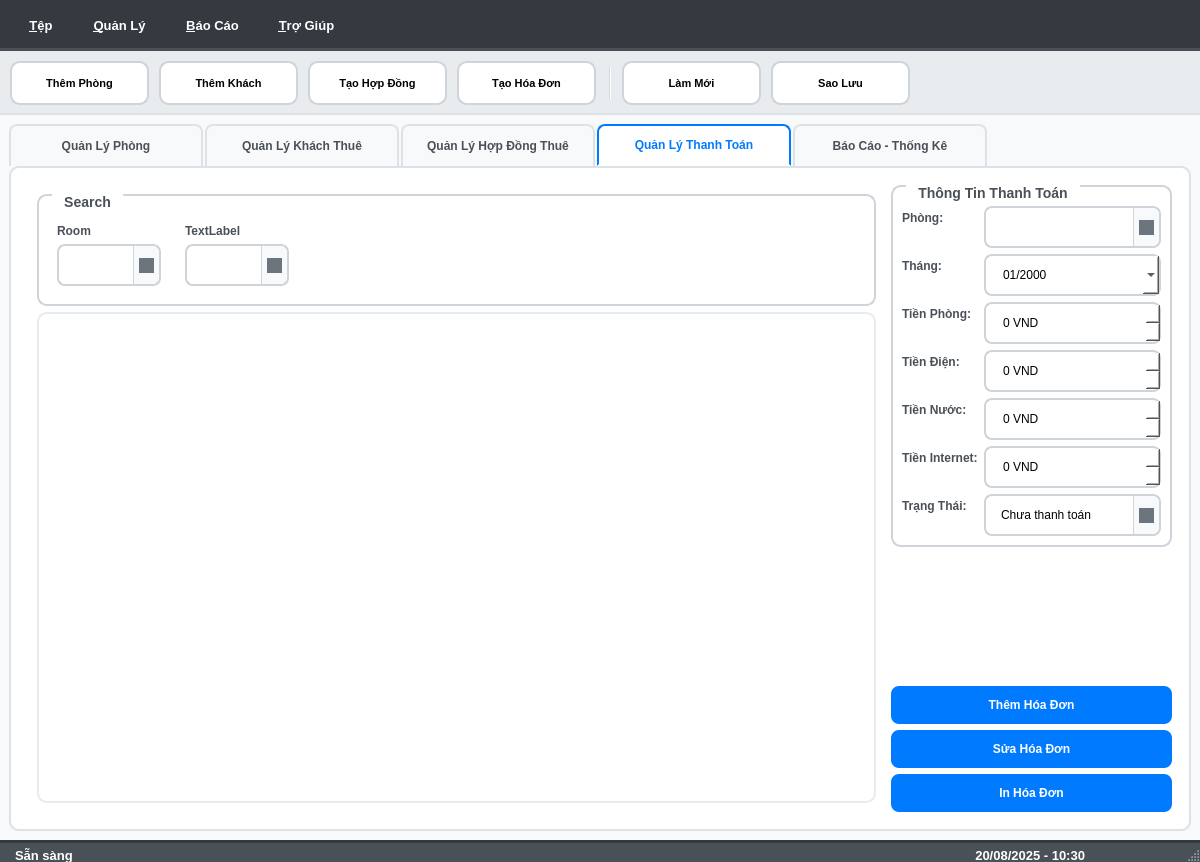
Old version of the form ui/design/admin_main.ui in the repository huymatthew/PBL02.
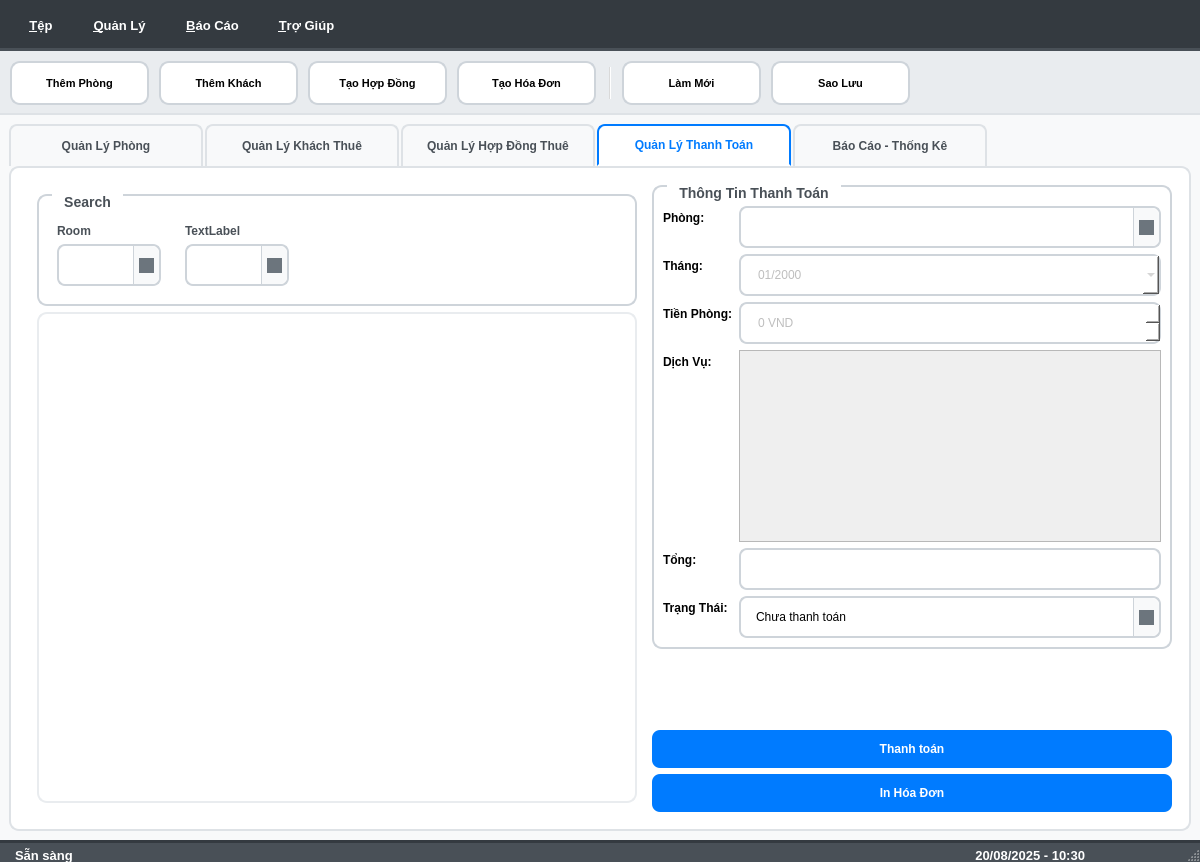
New version of the form. The open tabs and pages were chosen to show the change. Icons and pictures are not drawn.

Commit message: fix: Bill Display Format

What changed in the file:
```diff
--- a/ui/design/admin_main.ui
+++ b/ui/design/admin_main.ui
@@ -1014,6 +1014,9 @@
          <layout class="QVBoxLayout" name="paymentControlsLayout">
           <item>
            <widget class="QGroupBox" name="paymentInfoGroup">
+            <property name="enabled">
+             <bool>false</bool>
+            </property>
             <property name="title">
              <string>Thông Tin Thanh Toán</string>
             </property>
@@ -1069,82 +1072,20 @@
               </widget>
              </item>
              <item row="3" column="0">
-              <widget class="QLabel" name="electricBillLabel">
-               <property name="text">
-                <string>Tiền Điện:</string>
-               </property>
-              </widget>
-             </item>
-             <item row="3" column="1">
-              <widget class="QDoubleSpinBox" name="electricBillSpinBox">
-               <property name="suffix">
-                <string> VND</string>
-               </property>
-               <property name="decimals">
-                <number>0</number>
-               </property>
-               <property name="maximum">
-                <double>99999999.000000000000000</double>
-               </property>
-               <property name="singleStep">
-                <double>10000.000000000000000</double>
-               </property>
-              </widget>
-             </item>
-             <item row="4" column="0">
-              <widget class="QLabel" name="waterBillLabel">
-               <property name="text">
-                <string>Tiền Nước:</string>
-               </property>
-              </widget>
-             </item>
-             <item row="4" column="1">
-              <widget class="QDoubleSpinBox" name="waterBillSpinBox">
-               <property name="suffix">
-                <string> VND</string>
-               </property>
-               <property name="decimals">
-                <number>0</number>
-               </property>
-               <property name="maximum">
-                <double>99999999.000000000000000</double>
-               </property>
-               <property name="singleStep">
-                <double>10000.000000000000000</double>
-               </property>
-              </widget>
-             </item>
-             <item row="5" column="0">
               <widget class="QLabel" name="internetBillLabel">
                <property name="text">
-                <string>Tiền Internet:</string>
+                <string>Dịch Vụ:</string>
                </property>
               </widget>
              </item>
-             <item row="5" column="1">
-              <widget class="QDoubleSpinBox" name="internetBillSpinBox">
-               <property name="suffix">
-                <string> VND</string>
-               </property>
-               <property name="decimals">
-                <number>0</number>
-               </property>
-               <property name="maximum">
-                <double>99999999.000000000000000</double>
-               </property>
-               <property name="singleStep">
-                <double>10000.000000000000000</double>
-               </property>
-              </widget>
-             </item>
-             <item row="6" column="0">
+             <item row="5" column="0">
               <widget class="QLabel" name="paymentStatusLabel">
                <property name="text">
                 <string>Trạng Thái:</string>
                </property>
               </widget>
              </item>
-             <item row="6" column="1">
+             <item row="5" column="1">
               <widget class="QComboBox" name="paymentStatusComboBox">
                <item>
                 <property name="text">
@@ -1168,6 +1109,19 @@
                </item>
               </widget>
              </item>
+             <item row="3" column="1">
+              <widget class="QListView" name="serviceListView"/>
+             </item>
+             <item row="4" column="0">
+              <widget class="QLabel" name="label_3">
+               <property name="text">
+                <string>Tổng:</string>
+               </property>
+              </widget>
+             </item>
+             <item row="4" column="1">
+              <widget class="QLineEdit" name="sumLineEdit"/>
+             </item>
             </layout>
            </widget>
           </item>
@@ -1189,7 +1143,7 @@
             <item>
              <widget class="QPushButton" name="addPaymentButton">
               <property name="text">
-               <string>Thêm Hóa Đơn</string>
+               <string>Thanh toán</string>
               </property>
               <property name="icon">
                <iconset>
@@ -1197,17 +1151,6 @@
               </property>
              </widget>
             </item>
-            <item>
-             <widget class="QPushButton" name="editPaymentButton">
-              <property name="text">
-               <string>Sửa Hóa Đơn</string>
-              </property>
-              <property name="icon">
-               <iconset>
-                <normaloff>:/icons/edit.png</normaloff>:/icons/edit.png</iconset>
-              </property>
-             </widget>
-            </item>
             <item>
              <widget class="QPushButton" name="printInvoiceButton">
               <property name="text">
```
Left out of the diff: 4 changed lines with no effect on the pictures. The commit also changes 6 other files.
